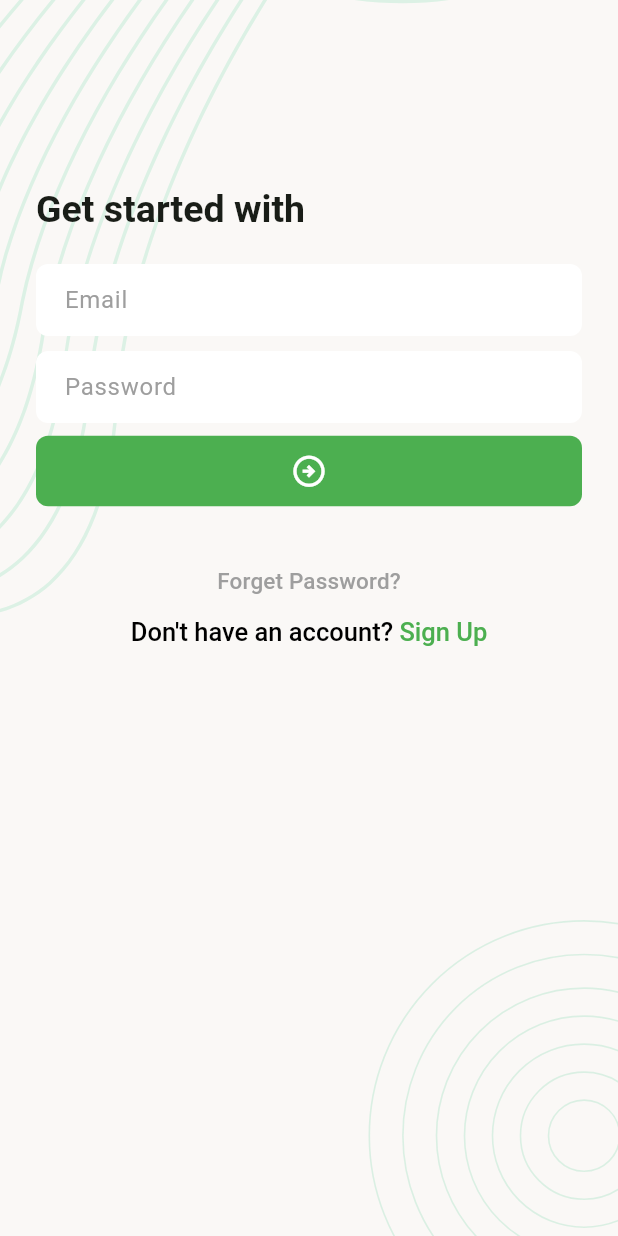
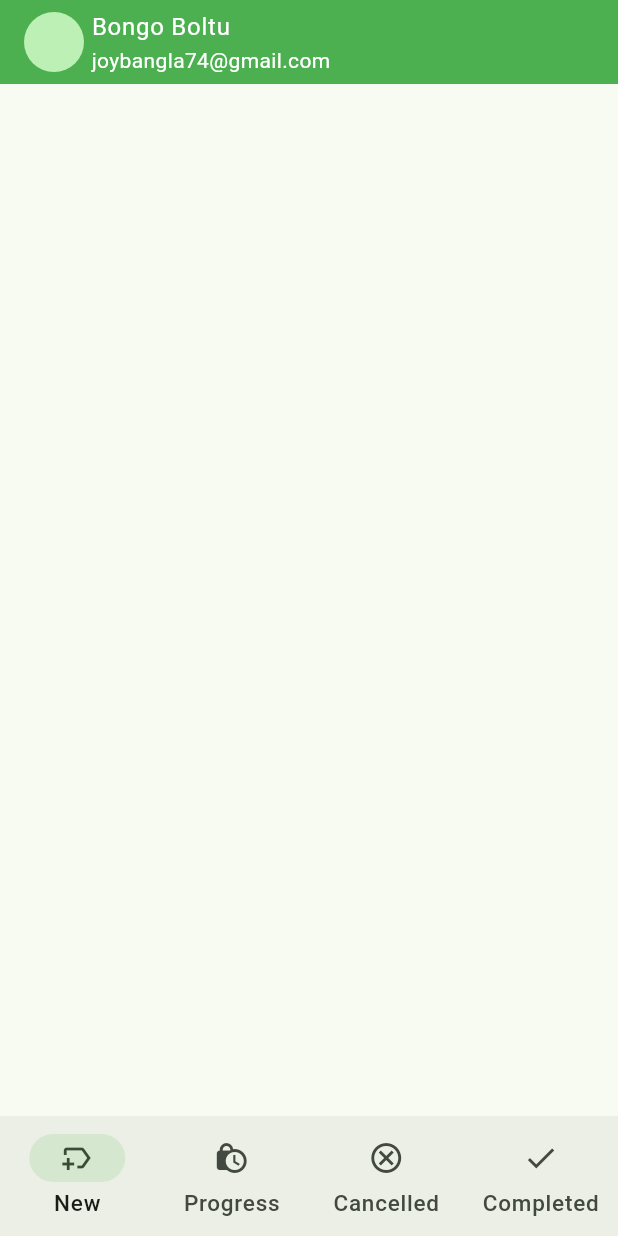
Before and after one commit to hossain4u/TaskAlot, a Flutter app: the screen it shows after launch, after a tap on the "arrow circle right" icon, on a phone screen of 412 x 824 dp. Run offline on Flutter 3.47's test engine with Material 3 defaults, Android fonts, the phone set to English and light mode, and no system bars; our stand-ins replace flutter_svg, pin_code_fields.

Commit message:
add main bottom nav holder screen

```diff
--- a/lib/app.dart
+++ b/lib/app.dart
@@ -1,6 +1,7 @@
 import 'package:flutter/material.dart';
 import 'package:task_manager_project/ui/screens/forgot_password_email_screen.dart';
 import 'package:task_manager_project/ui/screens/forgot_password_otp_verify_screen.dart';
+import 'package:task_manager_project/ui/screens/main_bottom_nav_holder_screen.dart';
 import 'package:task_manager_project/ui/screens/reset_password_screen.dart';
 import 'package:task_manager_project/ui/screens/sign_in_screen.dart';
 import 'package:task_manager_project/ui/screens/sign_up_screen.dart';
@@ -65,7 +66,8 @@ class TaskAlotTaskManager extends StatelessWidget {
         SignUpScreen.name: (_) => SignUpScreen(),
         ForgotPasswordEmailScreen.name:(_) => ForgotPasswordEmailScreen(),
         ForgotPasswordOtpVerifyScreen.name:(_) => ForgotPasswordOtpVerifyScreen(),
-        ResetPasswordScreen.name:(_) => ResetPasswordScreen()
+        ResetPasswordScreen.name:(_) => ResetPasswordScreen(),
+        MainBottomNavHolderScreen.name:(_) => MainBottomNavHolderScreen()
       },
 
 
--- /dev/null
+++ b/lib/ui/screens/main_bottom_nav_holder_screen.dart
@@ -0,0 +1,43 @@
+import 'package:flutter/material.dart';
+
+import '../widgets/ta_app_bar.dart';
+
+class MainBottomNavHolderScreen extends StatefulWidget {
+  const MainBottomNavHolderScreen({super.key});
+
+  static const String name = '/main-bottom-nav-holder';
+
+  @override
+  State<MainBottomNavHolderScreen> createState() =>
+      _MainBottomNavHolderScreenState();
+}
+
+class _MainBottomNavHolderScreenState extends State<MainBottomNavHolderScreen> {
+  int _selectedIndex = 0;
+
+  @override
+  Widget build(BuildContext context) {
+    return Scaffold(
+      appBar: TaAppBar(),
+      bottomNavigationBar: NavigationBar(
+        selectedIndex: _selectedIndex,
+        onDestinationSelected: (int index){
+          _selectedIndex = index;
+          setState(() {});
+        },
+        destinations: [
+          NavigationDestination(icon: Icon(Icons.new_label_outlined), label: 'New'),
+          NavigationDestination(
+            icon: Icon(Icons.lock_clock),
+            label: 'Progress',
+          ),
+          NavigationDestination(
+            icon: Icon(Icons.cancel_outlined),
+            label: 'Cancelled',
+          ),
+          NavigationDestination(icon: Icon(Icons.done), label: 'Completed'),
+        ],
+      ),
+    );
+  }
+}
--- a/lib/ui/screens/sign_in_screen.dart
+++ b/lib/ui/screens/sign_in_screen.dart
@@ -1,6 +1,7 @@
 import 'package:flutter/gestures.dart';
 import 'package:flutter/material.dart';
 import 'package:task_manager_project/ui/screens/forgot_password_email_screen.dart';
+import 'package:task_manager_project/ui/screens/main_bottom_nav_holder_screen.dart';
 import 'sign_up_screen.dart';
 import 'package:task_manager_project/ui/widgets/screen_background.dart';
 
@@ -90,7 +91,9 @@ class _SignInScreenState extends State<SignInScreen> {
     );
   }
 
-  void _onTapSignInButton() {}
+  void _onTapSignInButton() {
+    Navigator.pushReplacementNamed(context, MainBottomNavHolderScreen.name);
+  }
 
   void _onTapForgetButton() {
     Navigator.pushNamed(context, ForgotPasswordEmailScreen.name);
--- /dev/null
+++ b/lib/ui/widgets/ta_app_bar.dart
@@ -0,0 +1,39 @@
+import 'package:flutter/material.dart';
+
+class TaAppBar extends StatelessWidget implements PreferredSizeWidget{
+
+  const TaAppBar({
+    super.key,
+  });
+
+  @override
+  Widget build(BuildContext context) {
+    final textTheme = Theme.of(context).textTheme;
+    return AppBar(
+      backgroundColor: Colors.green,
+      title: Row(
+        spacing: 5,
+        children: [
+          CircleAvatar(),
+          Column(
+            crossAxisAlignment: CrossAxisAlignment.start,
+            children: [
+              Text(
+                'Bongo Boltu',
+                style: textTheme.bodyLarge?.copyWith(color: Colors.white),
+              ),
+              Text(
+                'joybangla74@gmail.com',
+                style: textTheme.bodyMedium?.copyWith(color: Colors.white),
+              ),
+            ],
+          ),
+        ],
+      ),
+    );
+  }
+
+  @override
+  // TODO: implement preferredSize
+  Size get preferredSize => Size.fromHeight(kToolbarHeight);
+}
```
